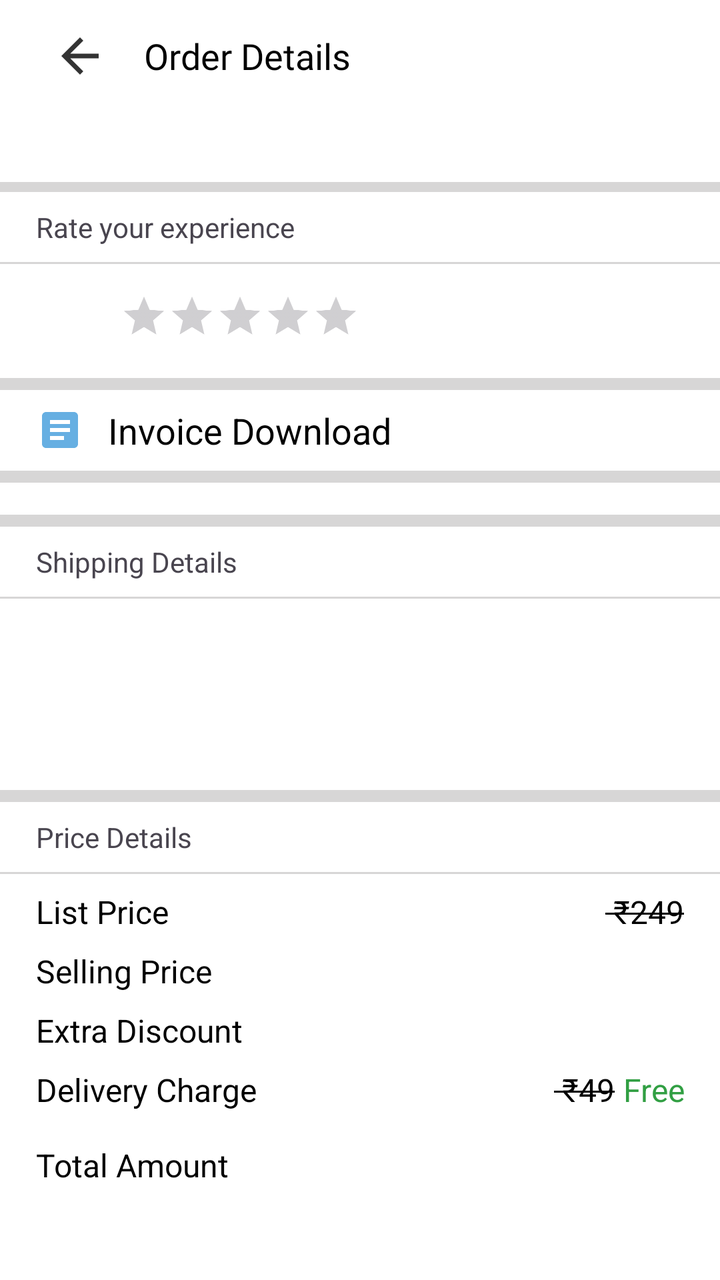
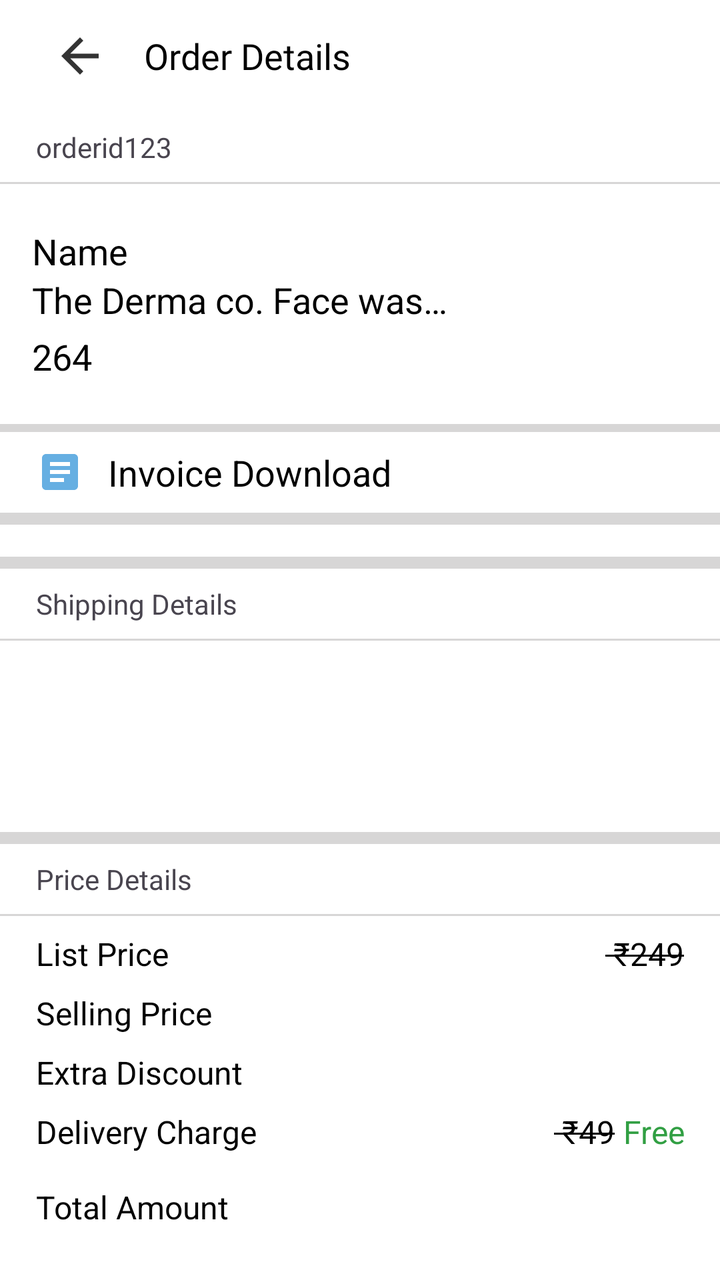

An Android layout rendered at two revisions. The XML below is the earlier revision; the diff shows what the commit changed to produce the second picture.
<!-- AndroidManifest.xml: application theme Theme.FlipkartClone -->
<!-- res/layout/fragment_payment.xml -->
<?xml version="1.0" encoding="utf-8"?>
<layout xmlns:android="http://schemas.android.com/apk/res/android"
    xmlns:tools="http://schemas.android.com/tools"
    xmlns:app="http://schemas.android.com/apk/res-auto">
<androidx.coordinatorlayout.widget.CoordinatorLayout
    android:layout_width="match_parent"
    android:layout_height="match_parent"
    tools:context=".presentation.fragments.Payment">
    <com.google.android.material.appbar.AppBarLayout
        android:layout_width="match_parent"
        android:layout_height="56dp">

        <androidx.appcompat.widget.Toolbar
            android:layout_width="match_parent"
            android:layout_height="match_parent"
            app:layout_scrollFlags="noScroll"
            android:background="@color/white">

            <ImageView
                android:id="@+id/ivBackPayment"
                android:layout_width="48dp"
                android:layout_height="48dp"
                android:src="@drawable/ic_action_back_black"
                android:layout_marginEnd="8dp"
                android:padding="10dp"/>

            <TextView
                android:layout_width="wrap_content"
                android:layout_height="wrap_content"
                android:text="Order Details"
                android:textSize="18sp"
                android:fontFamily="@font/asap_medium"
                android:textColor="@color/black"/>
        </androidx.appcompat.widget.Toolbar>

    </com.google.android.material.appbar.AppBarLayout>

    <androidx.core.widget.NestedScrollView
        android:layout_width="match_parent"
        android:layout_height="match_parent"
        app:layout_behavior="com.google.android.material.appbar.AppBarLayout$ScrollingViewBehavior">

        <LinearLayout
            android:layout_width="match_parent"
            android:layout_height="wrap_content"
            android:orientation="vertical">

            
            <TextView
                android:id="@+id/tv_order_id"
                android:layout_width="wrap_content"
                android:layout_height="wrap_content"
                android:paddingStart="18dp"
                android:paddingEnd="18dp"
                android:paddingTop="8dp"
                android:paddingBottom="8dp"
                android:textSize="14sp"/>

            <com.google.android.material.divider.MaterialDivider
                android:layout_width="match_parent"
                android:layout_height="1dp"
                app:dividerColor="@color/grey_lite_stroke"/>

            <androidx.recyclerview.widget.RecyclerView
                android:id="@+id/rvProductsOrdered"
                android:layout_width="match_parent"
                android:layout_height="wrap_content"/>



            <com.google.android.material.divider.MaterialDivider
                android:layout_width="match_parent"
                android:layout_height="4dp"
                app:dividerColor="@color/grey_lite_stroke"/>

            <TextView
                android:layout_width="match_parent"
                android:layout_height="wrap_content"
                android:paddingStart="18dp"
                android:paddingTop="8dp"
                android:paddingBottom="8dp"
                android:textSize="14sp"
                android:text="Rate your experience"/>

            <com.google.android.material.divider.MaterialDivider
                android:layout_width="match_parent"
                android:layout_height="1dp"
                app:dividerColor="@color/grey_lite_stroke"/>

            <RatingBar
                android:id="@+id/tvRatingBarPayment"
                android:layout_width="wrap_content"
                android:layout_height="wrap_content"
                android:scaleX="0.5"
                android:scaleY="0.5"
                android:progressTint="@color/green"/>

            <com.google.android.material.divider.MaterialDivider
                android:layout_width="match_parent"
                android:layout_height="6dp"
                app:dividerColor="@color/grey_lite_stroke"/>

            <TextView
                android:id="@+id/tvDownloadInvoice"
                android:layout_width="match_parent"
                android:layout_height="wrap_content"
                android:paddingStart="18dp"
                android:paddingTop="8dp"
                android:paddingBottom="8dp"
                android:textSize="18sp"
                android:textColor="@color/black"
                android:text="Invoice Download"
                android:drawablePadding="12dp"
                android:paddingEnd="18dp"
                app:drawableStartCompat="@drawable/ic_action_invoice"
                app:drawableTint="@color/dark_blue" />

            <com.google.android.material.divider.MaterialDivider
                android:layout_width="match_parent"
                android:layout_height="6dp"
                app:dividerColor="@color/grey_lite_stroke"/>

            <androidx.recyclerview.widget.RecyclerView
                android:id="@+id/rvPayment"
                android:layout_width="match_parent"
                android:layout_marginTop="8dp"
                android:layout_height="wrap_content"/>

            <com.google.android.material.divider.MaterialDivider
                android:layout_width="match_parent"
                android:layout_height="6dp"
                android:layout_marginTop="8dp"
                app:dividerColor="@color/grey_lite_stroke"/>

            
            <TextView
                android:id="@+id/tv_shipping_address"
                android:layout_width="wrap_content"
                android:layout_height="wrap_content"
                android:text="Shipping Details"
                android:textSize="14sp"
                android:paddingStart="18dp"
                android:paddingEnd="18dp"
                android:layout_marginTop="8dp"
                android:paddingBottom="8dp"/>

            <com.google.android.material.divider.MaterialDivider
                android:layout_width="match_parent"
                android:layout_height="1dp"
                app:dividerColor="@color/grey_lite_stroke"/>

            <TextView
                android:id="@+id/tvAddressNamePayment"
                android:layout_width="wrap_content"
                android:layout_height="wrap_content"

                android:textSize="18sp"
                android:textColor="@color/black"
                android:layout_marginTop="8dp"
                android:layout_marginStart="18dp"/>

            <TextView
                android:id="@+id/tv_address_details"
                android:layout_width="wrap_content"
                android:layout_height="wrap_content"
                android:layout_marginTop="8dp"

                android:textSize="16sp"
                android:layout_marginStart="18dp"/>

            <TextView
                android:id="@+id/tv_address_phone"
                android:layout_width="wrap_content"
                android:layout_height="wrap_content"
                android:layout_marginTop="4dp"

                android:textSize="16sp"
                android:layout_marginStart="18dp"/>

            <com.google.android.material.divider.MaterialDivider
                android:layout_width="match_parent"
                android:layout_height="6dp"
                android:layout_marginTop="8dp"
                app:dividerColor="@color/grey_lite_stroke"/>

            
            <TextView
                android:layout_width="match_parent"
                android:layout_height="wrap_content"
                android:paddingStart="18dp"
                android:paddingTop="8dp"
                android:paddingBottom="8dp"
                android:textSize="14sp"
                android:text="Price Details"/>

            <com.google.android.material.divider.MaterialDivider
                android:layout_width="match_parent"
                android:layout_height="1dp"
                app:dividerColor="@color/grey_lite_stroke"/>

            <LinearLayout
                android:layout_width="match_parent"
                android:layout_height="wrap_content"
                android:orientation="vertical"
                android:paddingStart="18dp"
                android:paddingEnd="18dp"
                android:paddingTop="8dp"
                android:paddingBottom="8dp">

                <LinearLayout
                    android:layout_width="match_parent"
                    android:layout_height="wrap_content"
                    android:orientation="horizontal">

                    <TextView
                        android:layout_width="wrap_content"
                        android:layout_height="wrap_content"
                        android:layout_weight="1"
                        android:gravity="start"
                        android:textColor="@color/black"
                        android:text="List Price"
                        android:textSize="16sp" />

                    <androidx.constraintlayout.widget.ConstraintLayout
                        android:layout_width="wrap_content"
                        android:layout_height="wrap_content"
                        android:layout_weight="1">

                        <TextView
                            android:id="@+id/tv_list_price"
                            android:layout_width="wrap_content"
                            android:layout_height="wrap_content"
                            android:gravity="end"
                            android:text=" ₹249"
                            android:textColor="@color/black"
                            android:textSize="16sp"
                            app:layout_constraintBottom_toBottomOf="parent"
                            app:layout_constraintEnd_toEndOf="parent"
                            app:layout_constraintTop_toTopOf="parent"
                            app:layout_constraintVertical_bias="0.5" />

                        <com.google.android.material.divider.MaterialDivider
                            android:layout_width="0dp"
                            android:layout_height="wrap_content"
                            android:layout_marginTop="2dp"
                            app:dividerColor="@color/black"
                            app:layout_constraintBottom_toBottomOf="@+id/tv_list_price"
                            app:layout_constraintEnd_toEndOf="@+id/tv_list_price"
                            app:layout_constraintStart_toStartOf="@+id/tv_list_price"
                            app:layout_constraintTop_toTopOf="parent"
                            app:layout_constraintVertical_bias="0.5" />

                    </androidx.constraintlayout.widget.ConstraintLayout>

                </LinearLayout>

                <LinearLayout
                    android:layout_width="match_parent"
                    android:layout_height="wrap_content"
                    android:orientation="horizontal"
                    android:layout_marginTop="8dp">

                    <TextView
                        android:layout_width="wrap_content"
                        android:layout_height="wrap_content"
                        android:layout_weight="1"
                        android:gravity="start"
                        android:textColor="@color/black"
                        android:text="Selling Price"
                        android:textSize="16sp" />

                        <TextView
                            android:id="@+id/tv_selling_price_payment"
                            android:layout_width="wrap_content"
                            android:layout_height="wrap_content"
                            android:gravity="end"

                            android:layout_weight="1"
                            android:textColor="@color/black"
                            android:textSize="16sp"/>
                </LinearLayout>

                 <LinearLayout
                    android:layout_width="match_parent"
                    android:layout_height="wrap_content"
                    android:orientation="horizontal"
                    android:layout_marginTop="8dp">

                    <TextView
                        android:layout_width="wrap_content"
                        android:layout_height="wrap_content"
                        android:layout_weight="1"
                        android:gravity="start"
                        android:textColor="@color/black"
                        android:text="Extra Discount"
                        android:textSize="16sp" />

                        <TextView
                            android:id="@+id/tv_discount_price_payment"
                            android:layout_width="wrap_content"
                            android:layout_height="wrap_content"
                            android:gravity="end"

                            android:layout_weight="1"
                            android:textColor="@color/black"
                            android:textSize="16sp"/>
                </LinearLayout>

                <LinearLayout
                    android:layout_width="match_parent"
                    android:layout_height="wrap_content"
                    android:orientation="horizontal"
                    android:layout_marginTop="8dp">

                    <TextView
                        android:layout_width="wrap_content"
                        android:layout_height="wrap_content"
                        android:layout_weight="1"
                        android:gravity="start"
                        android:textColor="@color/black"
                        android:text="Delivery Charge"
                        android:textSize="16sp" />

                    <androidx.constraintlayout.widget.ConstraintLayout
                        android:layout_width="wrap_content"
                        android:layout_height="wrap_content"
                        android:layout_weight="1">

                        <TextView
                            android:id="@+id/tv_deliveryCharge_price"
                            android:layout_width="wrap_content"
                            android:layout_height="wrap_content"
                            android:gravity="end"
                            android:text=" ₹49"
                            android:textColor="@color/black"
                            android:textSize="16sp"
                            android:layout_marginEnd="4dp"
                            app:layout_constraintBottom_toBottomOf="parent"
                            app:layout_constraintEnd_toStartOf="@+id/textView14"
                            app:layout_constraintTop_toTopOf="parent"
                            app:layout_constraintVertical_bias="0.5" />

                        <com.google.android.material.divider.MaterialDivider
                            android:layout_width="0dp"
                            android:layout_height="wrap_content"
                            android:layout_marginTop="2dp"
                            app:dividerColor="@color/black"
                            app:layout_constraintBottom_toBottomOf="@+id/tv_deliveryCharge_price"
                            app:layout_constraintEnd_toEndOf="@+id/tv_deliveryCharge_price"
                            app:layout_constraintStart_toStartOf="@+id/tv_deliveryCharge_price"
                            app:layout_constraintTop_toTopOf="parent"
                            app:layout_constraintVertical_bias="0.5" />

                        <TextView
                            android:id="@+id/textView14"
                            android:layout_width="wrap_content"
                            android:layout_height="wrap_content"
                            android:gravity="end"
                            android:text="Free"
                            android:textColor="@color/green"
                            android:textSize="16sp"
                            app:layout_constraintBottom_toBottomOf="parent"
                            app:layout_constraintEnd_toEndOf="parent"
                            app:layout_constraintTop_toTopOf="parent"
                            app:layout_constraintVertical_bias="0.5" />

                    </androidx.constraintlayout.widget.ConstraintLayout>

                </LinearLayout>

                <LinearLayout
                    android:layout_width="match_parent"
                    android:layout_height="wrap_content"
                    android:orientation="horizontal"
                    android:layout_marginTop="16dp">

                    <TextView
                        android:layout_width="wrap_content"
                        android:layout_height="wrap_content"
                        android:layout_weight="1"
                        android:gravity="start"
                        android:textColor="@color/black"
                        android:text="Total Amount"
                        android:textSize="16sp" />

                    <TextView
                        android:id="@+id/tv_total_amount_payment"
                        android:layout_width="wrap_content"
                        android:layout_height="wrap_content"
                        android:gravity="end"

                        android:layout_weight="1"
                        android:textColor="@color/black"
                        android:textSize="16sp"/>
                </LinearLayout>

            </LinearLayout>

        </LinearLayout>

    </androidx.core.widget.NestedScrollView>


</androidx.coordinatorlayout.widget.CoordinatorLayout>

</layout>
<!-- resources referenced by this layout -->
<resources>
  <color name="black">#FF000000</color>
  <color name="dark_blue">#0079CF</color>
  <color name="green">#319F43</color>
  <color name="grey_lite_stroke">#D7D6D6</color>
  <color name="white">#FFFFFFFF</color>
  <!-- drawable ic_action_back_black (drawable-anydpi) -->
  <vector xmlns:android="http://schemas.android.com/apk/res/android"
      android:width="24dp"
      android:height="24dp"
      android:viewportWidth="24"
      android:viewportHeight="24"
      android:tint="#000000"
      android:alpha="0.8"
      android:autoMirrored="true">
    <path
        android:fillColor="@android:color/white"
        android:pathData="M20,11H7.83l5.59,-5.59L12,4l-8,8 8,8 1.41,-1.41L7.83,13H20v-2z"/>
  </vector>
  <!-- drawable ic_action_invoice (drawable-anydpi) -->
  <vector xmlns:android="http://schemas.android.com/apk/res/android"
      android:width="24dp"
      android:height="24dp"
      android:viewportWidth="24"
      android:viewportHeight="24"
      android:tint="#333333"
      android:alpha="0.6"
      android:autoMirrored="true">
    <path
        android:fillColor="@android:color/white"
        android:pathData="M19,3L5,3c-1.1,0 -2,0.9 -2,2v14c0,1.1 0.9,2 2,2h14c1.1,0 2,-0.9 2,-2L21,5c0,-1.1 -0.9,-2 -2,-2zM14,17L7,17v-2h7v2zM17,13L7,13v-2h10v2zM17,9L7,9L7,7h10v2z"/>
  </vector>
  <style name="Theme.FlipkartClone" parent="Base.Theme.FlipkartClone" />
  <style name="Base.Theme.FlipkartClone" parent="Theme.Material3.DayNight.NoActionBar">
          
          
          <item name="colorPrimary">@color/blue</item>
          <item name="colorPrimaryContainer">@color/dark_blue</item>
          <item name="colorOnPrimary">@color/white</item>
          <item name="colorOnPrimaryContainer">@color/white</item>
  
          
          <item name="android:colorSecondary">@color/dark_blue</item>
          <item name="colorOnSecondary">@color/white</item>
  
          
          <item name="colorTertiary">@color/mid_grey</item>
          <item name="colorOnTertiary">@color/white</item>
  
          
          <item name="colorOnBackground">@color/black</item>
          <item name="android:windowBackground">@color/white</item>
  
          
          <item name="colorSurface">@color/light_grey</item>
          <item name="colorSurfaceVariant">@color/white</item>
          <item name="colorOnSurface">@color/black</item>
  
          
          <item name="colorError">@color/red</item>
          <item name="colorOnError">@color/white</item>
      </style>
  <color name="blue">#0094FF</color>
  <color name="mid_grey">#555555</color>
  <color name="light_grey">#777777</color>
  <color name="red">#FF4444</color>
</resources>

<!-- the commit's change to res/layout/fragment_payment.xml (unified diff, before → after) -->
@@ -53,6 +53,7 @@
                 android:paddingStart="18dp"
                 android:paddingEnd="18dp"
                 android:paddingTop="8dp"
+                android:text="orderid123"
                 android:paddingBottom="8dp"
                 android:textSize="14sp"/>
 
@@ -61,44 +62,104 @@
                 android:layout_height="1dp"
                 app:dividerColor="@color/grey_lite_stroke"/>
 
-            <androidx.recyclerview.widget.RecyclerView
-                android:id="@+id/rvProductsOrdered"
-                android:layout_width="match_parent"
-                android:layout_height="wrap_content"/>
-
-
+            <LinearLayout
+                android:id="@+id/linearLayout7"
+                android:layout_width="match_parent"
+                android:layout_height="wrap_content"
+                android:gravity="center_vertical"
+                android:orientation="horizontal"
+                app:layout_constraintBottom_toBottomOf="parent"
+                app:layout_constraintEnd_toEndOf="parent"
+                app:layout_constraintHorizontal_bias="0.5"
+                app:layout_constraintStart_toStartOf="parent"
+                app:layout_constraintTop_toTopOf="parent"
+                app:layout_constraintVertical_bias="0.5">
+
+
+
+                <LinearLayout
+                    android:layout_width="wrap_content"
+                    android:layout_height="wrap_content"
+                    android:gravity="center_horizontal"
+                    android:layout_marginStart="16dp"
+                    android:orientation="vertical">
+
+                    <TextView
+                        android:id="@+id/tvTitle"
+                        android:layout_width="wrap_content"
+                        android:layout_height="wrap_content"
+                        android:layout_gravity="start"
+                        android:ellipsize="end"
+                        android:maxLines="1"
+                        android:text="Name"
+                        android:textColor="@color/black"
+                        android:textSize="18sp" />
+
+                    <TextView
+                        android:id="@+id/tvItemDesc"
+                        android:layout_width="210dp"
+                        android:layout_height="wrap_content"
+                        android:layout_gravity="start"
+                        android:maxLines="1"
+                        android:ellipsize="end"
+                        android:text="The Derma co. Face wash Niacidjj"
+                        android:textColor="@color/black"
+                        android:textSize="18sp" />
+
+                    <TextView
+                        android:id="@+id/tvPrice"
+                        android:layout_marginTop="4dp"
+                        android:layout_width="wrap_content"
+                        android:layout_height="wrap_content"
+                        android:layout_gravity="start"
+                        android:ellipsize="end"
+                        android:maxLines="1"
+                        android:text="264"
+                        android:textColor="@color/black"
+                        android:textSize="18sp" />
+
+                </LinearLayout>
+
+                <ImageView
+                    android:id="@+id/ivOrderImage"
+                    android:layout_width="90dp"
+                    android:layout_height="120dp"
+                    android:layout_marginStart="120dp"
+                    android:src="@drawable/sample_image" />
+
+            </LinearLayout>
 
             <com.google.android.material.divider.MaterialDivider
                 android:layout_width="match_parent"
                 android:layout_height="4dp"
                 app:dividerColor="@color/grey_lite_stroke"/>
 
-            <TextView
-                android:layout_width="match_parent"
-                android:layout_height="wrap_content"
-                android:paddingStart="18dp"
-                android:paddingTop="8dp"
-                android:paddingBottom="8dp"
-                android:textSize="14sp"
-                android:text="Rate your experience"/>
-
-            <com.google.android.material.divider.MaterialDivider
-                android:layout_width="match_parent"
-                android:layout_height="1dp"
-                app:dividerColor="@color/grey_lite_stroke"/>
-
-            <RatingBar
-                android:id="@+id/tvRatingBarPayment"
-                android:layout_width="wrap_content"
-                android:layout_height="wrap_content"
-                android:scaleX="0.5"
-                android:scaleY="0.5"
-                android:progressTint="@color/green"/>
-
-            <com.google.android.material.divider.MaterialDivider
-                android:layout_width="match_parent"
-                android:layout_height="6dp"
-                app:dividerColor="@color/grey_lite_stroke"/>
+
+
+
+
+
+
+
+
+
+
+
+
+
+
+
+
+
+
+
+
+
+
+
+
+
+
 
             <TextView
                 android:id="@+id/tvDownloadInvoice"
@@ -153,7 +214,6 @@
                 android:id="@+id/tvAddressNamePayment"
                 android:layout_width="wrap_content"
                 android:layout_height="wrap_content"
-
                 android:textSize="18sp"
                 android:textColor="@color/black"
                 android:layout_marginTop="8dp"
@@ -163,19 +223,18 @@
                 android:id="@+id/tv_address_details"
                 android:layout_width="wrap_content"
                 android:layout_height="wrap_content"
-                android:layout_marginTop="8dp"
-
-                android:textSize="16sp"
-                android:layout_marginStart="18dp"/>
+                android:layout_marginStart="18dp"
+                android:layout_marginTop="8dp"
+                android:textSize="16sp" />
 
             <TextView
                 android:id="@+id/tv_address_phone"
                 android:layout_width="wrap_content"
                 android:layout_height="wrap_content"
+                android:layout_marginStart="18dp"
+
                 android:layout_marginTop="4dp"
-
-                android:textSize="16sp"
-                android:layout_marginStart="18dp"/>
+                android:textSize="16sp" />
 
             <com.google.android.material.divider.MaterialDivider
                 android:layout_width="match_parent"
<!-- resource entries referenced after the edit -->
@@ -31,6 +31,7 @@
         android:fillColor="@android:color/white"
         android:pathData="M19,3L5,3c-1.1,0 -2,0.9 -2,2v14c0,1.1 0.9,2 2,2h14c1.1,0 2,-0.9 2,-2L21,5c0,-1.1 -0.9,-2 -2,-2zM14,17L7,17v-2h7v2zM17,13L7,13v-2h10v2zM17,9L7,9L7,7h10v2z"/>
   </vector>
+  <!-- drawable sample_image: jpeg bitmap (drawable, 73571 bytes) -->
   <style name="Theme.FlipkartClone" parent="Base.Theme.FlipkartClone" />
   <style name="Base.Theme.FlipkartClone" parent="Theme.Material3.DayNight.NoActionBar">
           
